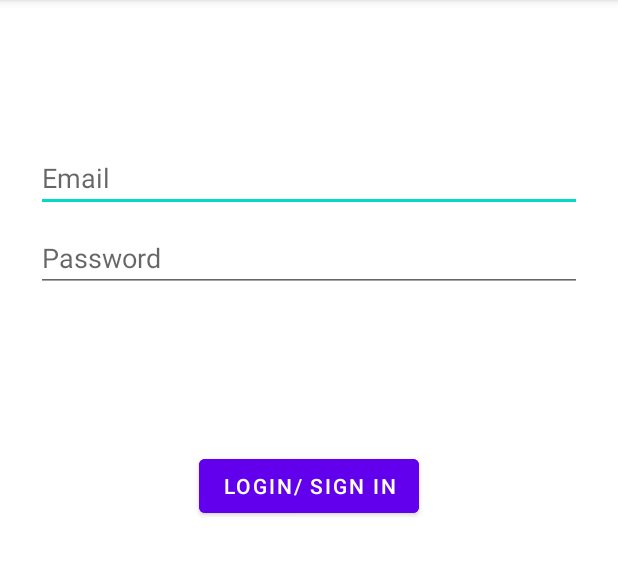
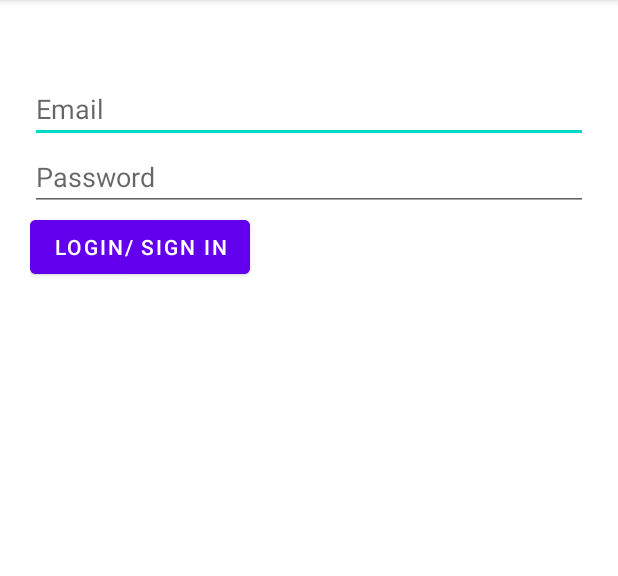
Before and after one commit to SurajPrajapati8424/SnapChat, an Android app: the screen it shows after launch (LoginActivity), after a tap on "LOGIN/ SIGN IN", on a phone screen of 412 x 824 dp, the part 84-660 px from its top. Run offline under Robolectric (Android 15) with nearby library versions, the phone set to English and light mode, and no system bars; our stand-ins replace Firebase (no records; nobody signed in at launch, a user with empty details on screens opened directly).

```diff
--- a/app/build.gradle
+++ b/app/build.gradle
@@ -41,7 +41,7 @@ dependencies {
     // Add the dependencies for any other desired Firebase products
     // https://firebase.google.com/docs/android/setup#available-libraries
     // Import the BoM for the Firebase platform
-    implementation platform('com.google.firebase:firebase-bom:26.4.0')
+    //implementation platform('com.google.firebase:firebase-bom:26.4.0')
     // Add the dependency for the Firebase SDK for Google Analytics
     // When using the BoM, don't specify versions in Firebase dependencies
     // No need of ":firebase-core:"
--- a/app/src/main/java/com/dr/psycho/snapchat/LoginActivity.java
+++ b/app/src/main/java/com/dr/psycho/snapchat/LoginActivity.java
@@ -22,7 +22,7 @@ public class LoginActivity extends AppCompatActivity {
     //Step 01
     public Button mLogin;
     private EditText mEmail,mPassword;
-    ProgressBar mLoading;
+    public ProgressBar mLoading;
 
     //Step 05
     private FirebaseAuth mAuth;
@@ -62,6 +62,7 @@ public class LoginActivity extends AppCompatActivity {
         mLogin.setOnClickListener(new View.OnClickListener() {
             @Override
             public void onClick(View v) {
+                mLoading.setVisibility(View.VISIBLE);
                 //Step 10
                 final String email = mEmail.getText().toString();
                 final  String password = mPassword.getText().toString();
@@ -69,9 +70,14 @@ public class LoginActivity extends AppCompatActivity {
                 mAuth.signInWithEmailAndPassword(email,password).addOnCompleteListener(LoginActivity.this, new OnCompleteListener<AuthResult>() {
                     @Override
                     public void onComplete(@NonNull Task<AuthResult> task) {
+
                 //If isn't Successful Login
                         if (!task.isSuccessful()){
+                            mLoading.setVisibility(View.GONE);
                             Toast.makeText(LoginActivity.this,"Sign in Error",Toast.LENGTH_SHORT).show();
+                        }else
+                        {
+                            Toast.makeText(LoginActivity.this,"Sign in Complete",Toast.LENGTH_SHORT).show();
                         }
                     }
                 });
--- a/app/src/main/java/com/dr/psycho/snapchat/MainActivity.java
+++ b/app/src/main/java/com/dr/psycho/snapchat/MainActivity.java
@@ -9,6 +9,6 @@ public class MainActivity extends AppCompatActivity {
     @Override
     protected void onCreate(Bundle savedInstanceState) {
         super.onCreate(savedInstanceState);
-        setContentView(R.layout.activity_login_registration);
+        setContentView(R.layout.activity_main);
     }
 }
--- a/app/src/main/java/com/dr/psycho/snapchat/SplashScreenActivity.java
+++ b/app/src/main/java/com/dr/psycho/snapchat/SplashScreenActivity.java
@@ -2,6 +2,7 @@ package com.dr.psycho.snapchat;
 
 import android.content.Intent;
 import android.os.Bundle;
+import android.view.WindowManager;
 
 import androidx.annotation.Nullable;
 import androidx.appcompat.app.AppCompatActivity;
@@ -16,6 +17,7 @@ public class SplashScreenActivity extends AppCompatActivity {
     @Override
     public void onCreate(@Nullable Bundle savedInstanceState) {
         super.onCreate(savedInstanceState);
+
 
         //Stores Info. of current user
         mAuth = FirebaseAuth.getInstance();
--- a/app/src/main/java/com/dr/psycho/snapchat/loginRegistrationActivity.java
+++ b/app/src/main/java/com/dr/psycho/snapchat/loginRegistrationActivity.java
@@ -8,26 +8,23 @@ import android.view.View;
 import android.widget.Button;
 
 public class loginRegistrationActivity extends AppCompatActivity {
-
     @Override
     protected void onCreate(Bundle savedInstanceState) {
         super.onCreate(savedInstanceState);
         setContentView(R.layout.activity_login_registration);
 
-        Button mLogin,mRegistration;
 
-        mLogin = findViewById(R.id.btnSplashLogin);
-        mRegistration = findViewById(R.id.btnSplashReg);
+        Button mLogin = findViewById(R.id.btnSplashLogin);
+        Button mRegistration = findViewById(R.id.btnSplashReg);
 
         mLogin.setOnClickListener(new View.OnClickListener() {
             @Override
             public void onClick(View v) {
-                Intent intent = new Intent(getApplication(), LoginActivity.class);
+                Intent intent = new Intent(getApplication(),LoginActivity.class);
                 startActivity(intent);
                 return;
             }
         });
-
         mRegistration.setOnClickListener(new View.OnClickListener() {
             @Override
             public void onClick(View v) {
--- a/app/src/main/res/layout/activity_login.xml
+++ b/app/src/main/res/layout/activity_login.xml
@@ -1,69 +1,46 @@
 <?xml version="1.0" encoding="utf-8"?>
-<androidx.constraintlayout.widget.ConstraintLayout xmlns:android="http://schemas.android.com/apk/res/android"
+<LinearLayout xmlns:android="http://schemas.android.com/apk/res/android"
     xmlns:app="http://schemas.android.com/apk/res-auto"
     xmlns:tools="http://schemas.android.com/tools"
     android:layout_width="match_parent"
     android:layout_height="match_parent"
-    tools:context=".LoginActivity">
+    android:paddingTop="50dp"
+    android:paddingStart="20dp"
+    android:paddingEnd="20dp"
+    tools:context=".LoginActivity"
+    android:orientation="vertical">
 
 
     <EditText
         android:id="@+id/etUsername"
-        android:layout_width="0dp"
+        android:layout_width="match_parent"
         android:layout_height="wrap_content"
-        android:layout_marginStart="24dp"
-        android:layout_marginTop="96dp"
-        android:layout_marginEnd="24dp"
-        android:hint="Email"
-        android:inputType="textEmailAddress"
-        android:selectAllOnFocus="true"
-        app:layout_constraintEnd_toEndOf="parent"
-        app:layout_constraintStart_toStartOf="parent"
-        app:layout_constraintTop_toTopOf="parent" />
+        android:hint="@string/email"
+        android:inputType="textEmailAddress"/>
 
     <EditText
         android:id="@+id/etPassword"
-        android:layout_width="0dp"
+        android:layout_width="match_parent"
         android:layout_height="wrap_content"
-        android:layout_marginStart="24dp"
-        android:layout_marginTop="8dp"
-        android:layout_marginEnd="24dp"
-        android:hint="Password"
-        android:imeActionLabel="Enter Password Here"
-        android:imeOptions="actionDone"
-        android:inputType="textPassword"
-        android:selectAllOnFocus="true"
-        app:layout_constraintEnd_toEndOf="parent"
-        app:layout_constraintStart_toStartOf="parent"
-        app:layout_constraintTop_toBottomOf="@+id/etUsername" />
+        android:hint="@string/password"
+        android:inputType="textPassword"/>
 
     <Button
         android:id="@+id/btnLogin"
         android:layout_width="wrap_content"
         android:layout_height="wrap_content"
-        android:text="Login/ Sign in"
+        android:text="@string/login_sign_in"
         android:backgroundTint="@color/purple_500"
-        android:textColor="@color/white"
-        app:layout_constraintBottom_toBottomOf="parent"
-        app:layout_constraintEnd_toEndOf="parent"
-        app:layout_constraintStart_toStartOf="parent"
-        app:layout_constraintTop_toBottomOf="@+id/etPassword"
-        app:layout_constraintVertical_bias="0.2" />
+        android:textColor="@color/white"/>
 
     <ProgressBar
         android:id="@+id/LogLoading"
         android:layout_width="wrap_content"
         android:layout_height="wrap_content"
-        android:layout_gravity="center"
         android:layout_marginStart="32dp"
         android:layout_marginTop="64dp"
         android:layout_marginEnd="32dp"
         android:layout_marginBottom="64dp"
-        android:visibility="gone"
-        app:layout_constraintBottom_toBottomOf="parent"
-        app:layout_constraintEnd_toEndOf="@+id/etPassword"
-        app:layout_constraintStart_toStartOf="@+id/etPassword"
-        app:layout_constraintTop_toTopOf="parent"
-        app:layout_constraintVertical_bias="0.3" />
+        android:visibility="gone"/>
 
-</androidx.constraintlayout.widget.ConstraintLayout>
+</LinearLayout>
--- a/app/src/main/res/values/strings.xml
+++ b/app/src/main/res/values/strings.xml
@@ -1,5 +1,10 @@
 <resources>
     <string name="app_name">Snapchat</string>
     <string name="login">Login</string>
+    <string name="name">Name</string>
+    <string name="email_id">Email Id</string>
+    <string name="email">Email</string>
+    <string name="password">Password</string>
+    <string name="login_sign_in">Login/ Sign in</string>
     <string name="registration">Registration</string>
 </resources>
```
Also changed, not shown: app/src/main/java/com/dr/psycho/snapchat/RegistrationActivity.java (+32 -24 lines), app/src/main/res/layout/activity_login_registration.xml (+8 -13 lines), app/src/main/res/layout/activity_registration.xml (+5 -6 lines).
